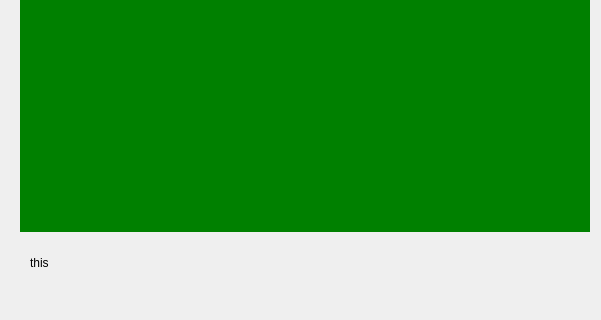
Old version of the form 艦隊遊戲/mainform.ui in the repository ODD2/BB_GAME; both pictures show x 0 to 601 and y 395 to 715 of the 1298 by 715 pixel window.
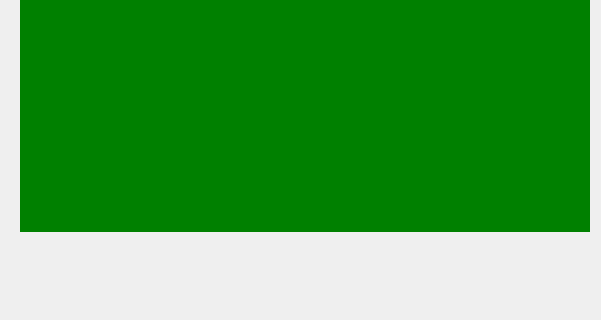
New version of the form.

The edit to the form file:
```diff
--- a/艦隊遊戲/mainform.ui
+++ b/艦隊遊戲/mainform.ui
@@ -202,14 +202,26 @@
    <widget class="QLabel" name="Label_debug">
     <property name="geometry">
      <rect>
-      <x>30</x>
+      <x>90</x>
       <y>620</y>
       <width>381</width>
       <height>41</height>
      </rect>
     </property>
+    <property name="font">
+     <font>
+      <family>18thCentury</family>
+      <pointsize>28</pointsize>
+     </font>
+    </property>
     <property name="text">
-     <string>this</string>
+     <string/>
+    </property>
+    <property name="textFormat">
+     <enum>Qt::RichText</enum>
+    </property>
+    <property name="alignment">
+     <set>Qt::AlignCenter</set>
     </property>
    </widget>
    <zorder>Label_Map</zorder>
```
